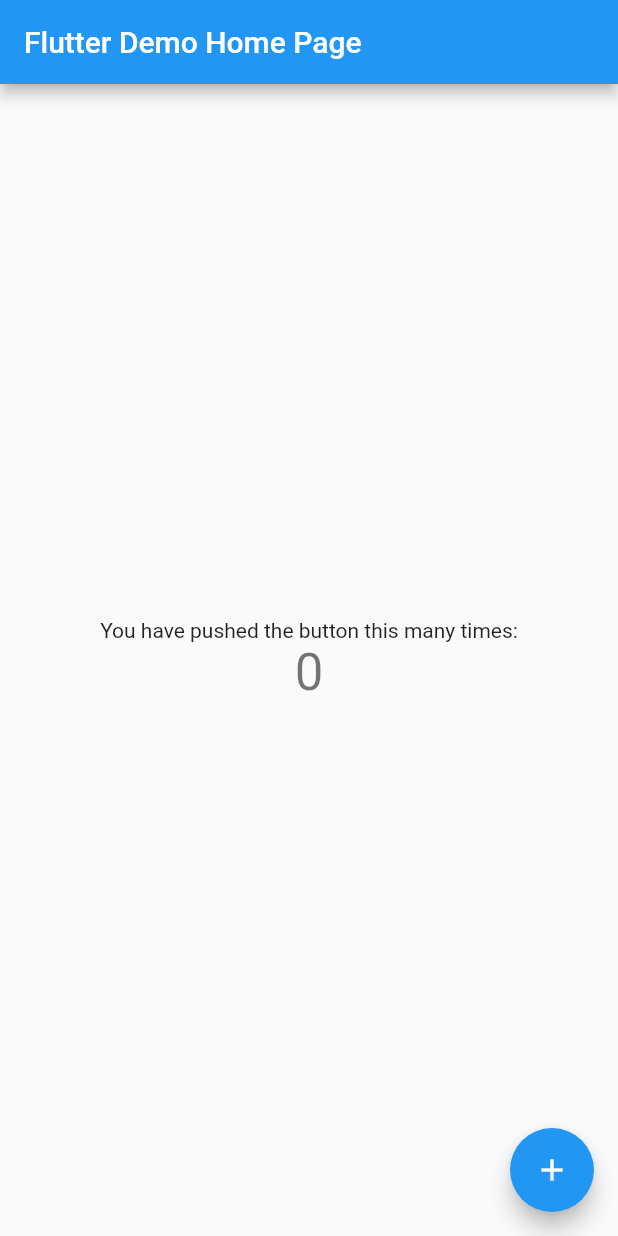
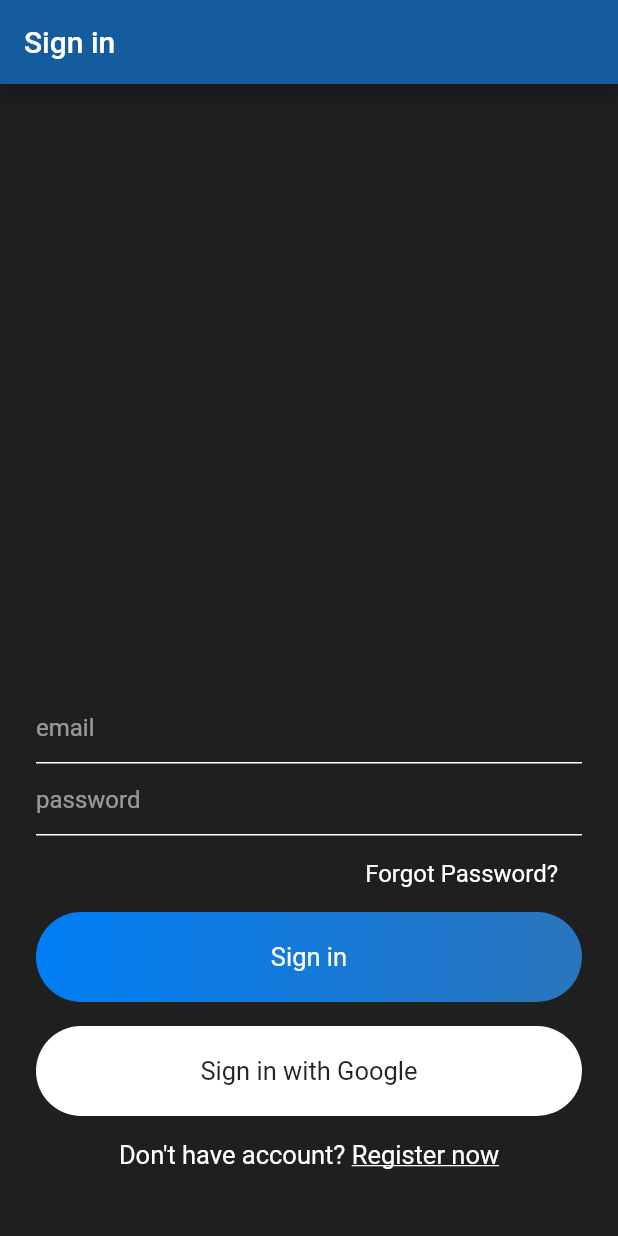
Before and after one commit to wsacha/TaskManager, a Flutter app: the screen it shows after launch, on a phone screen of 412 x 824 dp. Run offline on Flutter 3.47's test engine with Material 2 defaults, Android fonts, the phone set to English and light mode, and no system bars.

Commit message:
creates sign in screen

```diff
--- a/lib/main.dart
+++ b/lib/main.dart
@@ -1,117 +1,24 @@
 import 'package:flutter/material.dart';
+import 'package:task_manager/views/signin.dart';
 
 void main() {
   runApp(MyApp());
 }
 
 class MyApp extends StatelessWidget {
-  // This widget is the root of your application.
+  const MyApp({Key key}) : super(key: key);
+
   @override
   Widget build(BuildContext context) {
     return MaterialApp(
-      title: 'Flutter Demo',
+      title: 'My Task Manager App',
+      debugShowCheckedModeBanner: false,
       theme: ThemeData(
-        // This is the theme of your application.
-        //
-        // Try running your application with "flutter run". You'll see the
-        // application has a blue toolbar. Then, without quitting the app, try
-        // changing the primarySwatch below to Colors.green and then invoke
-        // "hot reload" (press "r" in the console where you ran "flutter run",
-        // or simply save your changes to "hot reload" in a Flutter IDE).
-        // Notice that the counter didn't reset back to zero; the application
-        // is not restarted.
-        primarySwatch: Colors.blue,
-        // This makes the visual density adapt to the platform that you run
-        // the app on. For desktop platforms, the controls will be smaller and
-        // closer together (more dense) than on mobile platforms.
-        visualDensity: VisualDensity.adaptivePlatformDensity,
-      ),
-      home: MyHomePage(title: 'Flutter Demo Home Page'),
+          primaryColor: Color(0xff145C9E),
+          scaffoldBackgroundColor: Color(0xff1F1F1F),
+          primarySwatch: Colors.blue,
+          visualDensity: VisualDensity.adaptivePlatformDensity),
+      home: SignIn(),
     );
   }
 }
-
-class MyHomePage extends StatefulWidget {
-  MyHomePage({Key key, this.title}) : super(key: key);
-
-  // This widget is the home page of your application. It is stateful, meaning
-  // that it has a State object (defined below) that contains fields that affect
-  // how it looks.
-
-  // This class is the configuration for the state. It holds the values (in this
-  // case the title) provided by the parent (in this case the App widget) and
-  // used by the build method of the State. Fields in a Widget subclass are
-  // always marked "final".
-
-  final String title;
-
-  @override
-  _MyHomePageState createState() => _MyHomePageState();
-}
-
-class _MyHomePageState extends State<MyHomePage> {
-  int _counter = 0;
-
-  void _incrementCounter() {
-    setState(() {
-      // This call to setState tells the Flutter framework that something has
-      // changed in this State, which causes it to rerun the build method below
-      // so that the display can reflect the updated values. If we changed
-      // _counter without calling setState(), then the build method would not be
-      // called again, and so nothing would appear to happen.
-      _counter++;
-    });
-  }
-
-  @override
-  Widget build(BuildContext context) {
-    // This method is rerun every time setState is called, for instance as done
-    // by the _incrementCounter method above.
-    //
-    // The Flutter framework has been optimized to make rerunning build methods
-    // fast, so that you can just rebuild anything that needs updating rather
-    // than having to individually change instances of widgets.
-    return Scaffold(
-      appBar: AppBar(
-        // Here we take the value from the MyHomePage object that was created by
-        // the App.build method, and use it to set our appbar title.
-        title: Text(widget.title),
-      ),
-      body: Center(
-        // Center is a layout widget. It takes a single child and positions it
-        // in the middle of the parent.
-        child: Column(
-          // Column is also a layout widget. It takes a list of children and
-          // arranges them vertically. By default, it sizes itself to fit its
-          // children horizontally, and tries to be as tall as its parent.
-          //
-          // Invoke "debug painting" (press "p" in the console, choose the
-          // "Toggle Debug Paint" action from the Flutter Inspector in Android
-          // Studio, or the "Toggle Debug Paint" command in Visual Studio Code)
-          // to see the wireframe for each widget.
-          //
-          // Column has various properties to control how it sizes itself and
-          // how it positions its children. Here we use mainAxisAlignment to
-          // center the children vertically; the main axis here is the vertical
-          // axis because Columns are vertical (the cross axis would be
-          // horizontal).
-          mainAxisAlignment: MainAxisAlignment.center,
-          children: <Widget>[
-            Text(
-              'You have pushed the button this many times:',
-            ),
-            Text(
-              '$_counter',
-              style: Theme.of(context).textTheme.headline4,
-            ),
-          ],
-        ),
-      ),
-      floatingActionButton: FloatingActionButton(
-        onPressed: _incrementCounter,
-        tooltip: 'Increment',
-        child: Icon(Icons.add),
-      ), // This trailing comma makes auto-formatting nicer for build methods.
-    );
-  }
-}
--- /dev/null
+++ b/lib/views/signin.dart
@@ -0,0 +1,108 @@
+import 'package:flutter/material.dart';
+import 'package:task_manager/widgets/widget.dart';
+
+class SignIn extends StatefulWidget {
+  SignIn({Key key}) : super(key: key);
+
+  @override
+  _SignInState createState() => _SignInState();
+}
+
+class _SignInState extends State<SignIn> {
+  @override
+  Widget build(BuildContext context) {
+    return Scaffold(
+        appBar: appBarScreens(context, 'Sign in'),
+        body: SingleChildScrollView(
+          child: Container(
+            height: MediaQuery.of(context).size.height - 50,
+            alignment: Alignment.bottomCenter,
+            child: Container(
+              padding: EdgeInsets.symmetric(horizontal: 24),
+              child: Column(
+                mainAxisSize: MainAxisSize.min,
+                children: [
+                  TextField(
+                    style: simpleTextStyle(),
+                    decoration: textFieldInputDecoration('email'),
+                  ),
+                  TextField(
+                    style: simpleTextStyle(),
+                    decoration: textFieldInputDecoration('password'),
+                  ),
+                  SizedBox(
+                    height: 8,
+                  ),
+                  Container(
+                    alignment: Alignment.centerRight,
+                    child: Container(
+                      padding:
+                          EdgeInsets.symmetric(horizontal: 16, vertical: 8),
+                      child: Text(
+                        'Forgot Password?',
+                        style: simpleTextStyle(),
+                      ),
+                    ),
+                  ),
+                  SizedBox(
+                    height: 8,
+                  ),
+                  Container(
+                    alignment: Alignment.center,
+                    width: MediaQuery.of(context).size.width,
+                    padding: EdgeInsets.symmetric(vertical: 20),
+                    decoration: BoxDecoration(
+                        gradient: LinearGradient(colors: [
+                          const Color(0xff007EF4),
+                          const Color(0xff2A75BC)
+                        ]),
+                        borderRadius: BorderRadius.circular(30)),
+                    child: Text(
+                      'Sign in',
+                      style: mediumTextStyle(),
+                    ),
+                  ),
+                  SizedBox(
+                    height: 16,
+                  ),
+                  Container(
+                    alignment: Alignment.center,
+                    width: MediaQuery.of(context).size.width,
+                    padding: EdgeInsets.symmetric(vertical: 20),
+                    decoration: BoxDecoration(
+                        color: Colors.white,
+                        borderRadius: BorderRadius.circular(30)),
+                    child: Text(
+                      'Sign in with Google',
+                      style: TextStyle(color: Colors.black87, fontSize: 17),
+                    ),
+                  ),
+                  SizedBox(
+                    height: 16,
+                  ),
+                  Row(
+                    mainAxisAlignment: MainAxisAlignment.center,
+                    children: [
+                      Text(
+                        "Don't have account? ",
+                        style: mediumTextStyle(),
+                      ),
+                      Text(
+                        'Register now',
+                        style: TextStyle(
+                            color: Colors.white,
+                            fontSize: 17,
+                            decoration: TextDecoration.underline),
+                      )
+                    ],
+                  ),
+                  SizedBox(
+                    height: 50,
+                  ),
+                ],
+              ),
+            ),
+          ),
+        ));
+  }
+}
--- /dev/null
+++ b/lib/widgets/widget.dart
@@ -0,0 +1,25 @@
+import 'package:flutter/material.dart';
+
+Widget appBarScreens(BuildContext context, String screenTitle) {
+  return AppBar(
+    title: Text('$screenTitle'),
+  );
+}
+
+InputDecoration textFieldInputDecoration(String hintText) {
+  return InputDecoration(
+      hintText: hintText,
+      hintStyle: TextStyle(color: Colors.white54),
+      focusedBorder:
+          UnderlineInputBorder(borderSide: BorderSide(color: Colors.white)),
+      enabledBorder:
+          UnderlineInputBorder(borderSide: BorderSide(color: Colors.white)));
+}
+
+TextStyle simpleTextStyle() {
+  return TextStyle(color: Colors.white, fontSize: 16);
+}
+
+TextStyle mediumTextStyle() {
+  return TextStyle(color: Colors.white, fontSize: 17);
+}
```
Also changed, not shown: lib/views/forgetpassword.dart (added), lib/views/home.dart (added), lib/views/signup.dart (added), 1 other file.
